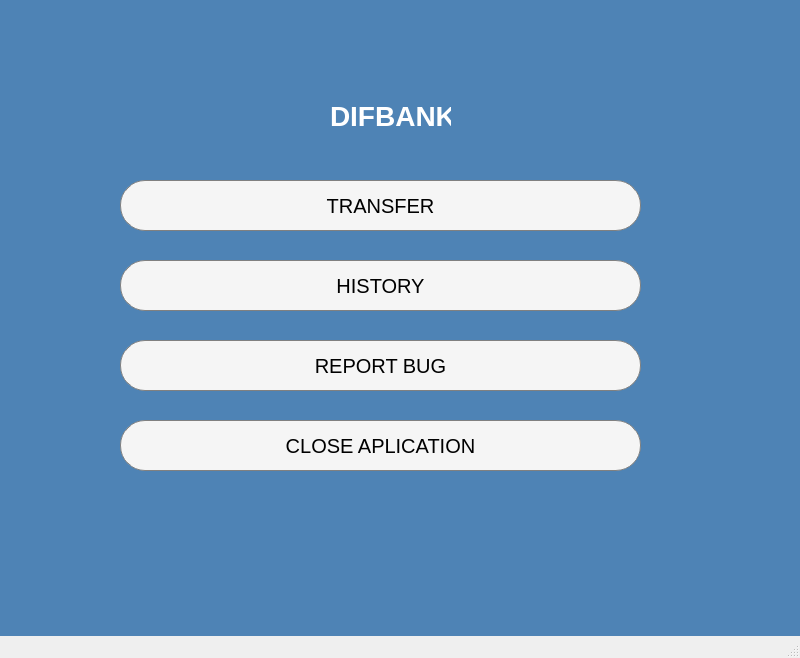
Above: projectAkhir/Basdat/mainwindow.ui from RexTrue/Project-Akhir before the change. Below: the same form after it.
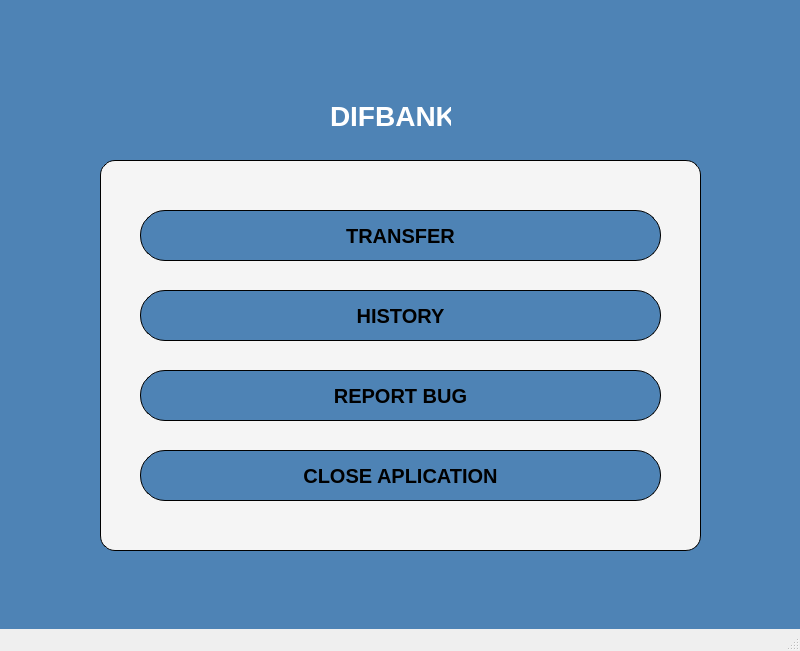
That is the form after the change.

```diff
--- a/projectAkhir/Basdat/mainwindow.ui
+++ b/projectAkhir/Basdat/mainwindow.ui
@@ -7,13 +7,13 @@
     <x>0</x>
     <y>0</y>
     <width>800</width>
-    <height>658</height>
+    <height>651</height>
    </rect>
   </property>
   <property name="maximumSize">
    <size>
     <width>800</width>
-    <height>800</height>
+    <height>651</height>
    </size>
   </property>
   <property name="windowTitle">
@@ -38,115 +38,13 @@
       <x>0</x>
       <y>0</y>
       <width>800</width>
-      <height>661</height>
+      <height>651</height>
      </rect>
     </property>
     <property name="styleSheet">
      <string notr="true">background:rgb(78, 131, 181);</string>
     </property>
     <widget class="QWidget" name="page">
-     <widget class="QPushButton" name="pushButton_2">
-      <property name="geometry">
-       <rect>
-        <x>120</x>
-        <y>260</y>
-        <width>521</width>
-        <height>51</height>
-       </rect>
-      </property>
-      <property name="cursor">
-       <cursorShape>PointingHandCursor</cursorShape>
-      </property>
-      <property name="styleSheet">
-       <string notr="true">font-size: 20px;
-color: black;
-background: #f5f5f5;
-border: 1px solid grey;
-border-radius: 25px;</string>
-      </property>
-      <property name="text">
-       <string>HISTORY</string>
-      </property>
-     </widget>
-     <widget class="QPushButton" name="pushButton_3">
-      <property name="geometry">
-       <rect>
-        <x>120</x>
-        <y>340</y>
-        <width>521</width>
-        <height>51</height>
-       </rect>
-      </property>
-      <property name="cursor">
-       <cursorShape>PointingHandCursor</cursorShape>
-      </property>
-      <property name="styleSheet">
-       <string notr="true">font-size: 20px;
-color: black;
-background: #f5f5f5;
-border: 1px solid grey;
-border-radius: 25px;
-</string>
-      </property>
-      <property name="text">
-       <string>REPORT BUG</string>
-      </property>
-     </widget>
-     <widget class="QPushButton" name="pushButton">
-      <property name="geometry">
-       <rect>
-        <x>120</x>
-        <y>180</y>
-        <width>521</width>
-        <height>51</height>
-       </rect>
-      </property>
-      <property name="maximumSize">
-       <size>
-        <width>800</width>
-        <height>800</height>
-       </size>
-      </property>
-      <property name="cursor">
-       <cursorShape>PointingHandCursor</cursorShape>
-      </property>
-      <property name="mouseTracking">
-       <bool>false</bool>
-      </property>
-      <property name="styleSheet">
-       <string notr="true">font-size: 20px;
-color: black;
-background: #f5f5f5;
-border: 1px solid grey;
-border-radius: 25px;</string>
-      </property>
-      <property name="text">
-       <string>TRANSFER</string>
-      </property>
-     </widget>
-     <widget class="QPushButton" name="pushButton_4">
-      <property name="geometry">
-       <rect>
-        <x>120</x>
-        <y>420</y>
-        <width>521</width>
-        <height>51</height>
-       </rect>
-      </property>
-      <property name="cursor">
-       <cursorShape>PointingHandCursor</cursorShape>
-      </property>
-      <property name="styleSheet">
-       <string notr="true">font-size: 20px;
-color: black;
-background: #f5f5f5;
-border: 1px solid grey;
-border-radius: 25px;</string>
-      </property>
-      <property name="text">
-       <string>CLOSE APLICATION</string>
-      </property>
-     </widget>
      <widget class="QLabel" name="label">
       <property name="geometry">
        <rect>
@@ -167,6 +65,124 @@
        <string>DIFBANK</string>
       </property>
      </widget>
+     <widget class="QFrame" name="frame">
+      <property name="geometry">
+       <rect>
+        <x>100</x>
+        <y>160</y>
+        <width>601</width>
+        <height>391</height>
+       </rect>
+      </property>
+      <property name="styleSheet">
+       <string notr="true">background : #f5f5f5;
+border : 1px solid black;
+border-radius : 15px;</string>
+      </property>
+      <property name="frameShape">
+       <enum>QFrame::StyledPanel</enum>
+      </property>
+      <property name="frameShadow">
+       <enum>QFrame::Raised</enum>
+      </property>
+      <widget class="QPushButton" name="pushButton_3">
+       <property name="geometry">
+        <rect>
+         <x>40</x>
+         <y>210</y>
+         <width>521</width>
+         <height>51</height>
+        </rect>
+       </property>
+       <property name="cursor">
+        <cursorShape>PointingHandCursor</cursorShape>
+       </property>
+       <property name="styleSheet">
+        <string notr="true">background:rgb(78, 131, 181);
+font-size : 20px;
+font-weight : bold ;
+border-radius : 25px;</string>
+       </property>
+       <property name="text">
+        <string>REPORT BUG</string>
+       </property>
+      </widget>
+      <widget class="QPushButton" name="pushButton_2">
+       <property name="geometry">
+        <rect>
+         <x>40</x>
+         <y>130</y>
+         <width>521</width>
+         <height>51</height>
+        </rect>
+       </property>
+       <property name="cursor">
+        <cursorShape>PointingHandCursor</cursorShape>
+       </property>
+       <property name="styleSheet">
+        <string notr="true">background:rgb(78, 131, 181);
+font-size : 20px;
+font-weight : bold ;
+border-radius : 25px;</string>
+       </property>
+       <property name="text">
+        <string>HISTORY</string>
+       </property>
+      </widget>
+      <widget class="QPushButton" name="pushButton_4">
+       <property name="geometry">
+        <rect>
+         <x>40</x>
+         <y>290</y>
+         <width>521</width>
+         <height>51</height>
+        </rect>
+       </property>
+       <property name="cursor">
+        <cursorShape>PointingHandCursor</cursorShape>
+       </property>
+       <property name="styleSheet">
+        <string notr="true">background:rgb(78, 131, 181);
+font-size : 20px;
+font-weight : bold ;
+border-radius : 25px;</string>
+       </property>
+       <property name="text">
+        <string>CLOSE APLICATION</string>
+       </property>
+      </widget>
+      <widget class="QPushButton" name="pushButton">
+       <property name="geometry">
+        <rect>
+         <x>40</x>
+         <y>50</y>
+         <width>521</width>
+         <height>51</height>
+        </rect>
+       </property>
+       <property name="maximumSize">
+        <size>
+         <width>800</width>
+         <height>800</height>
+        </size>
+       </property>
+       <property name="cursor">
+        <cursorShape>PointingHandCursor</cursorShape>
+       </property>
+       <property name="mouseTracking">
+        <bool>false</bool>
+       </property>
+       <property name="styleSheet">
+        <string notr="true">background:rgb(78, 131, 181);
+font-size : 20px;
+font-weight : bold ;
+border-radius : 25px;</string>
+       </property>
+       <property name="text">
+        <string>TRANSFER</string>
+       </property>
+      </widget>
+     </widget>
     </widget>
     <widget class="QWidget" name="page_2"/>
    </widget>
```
